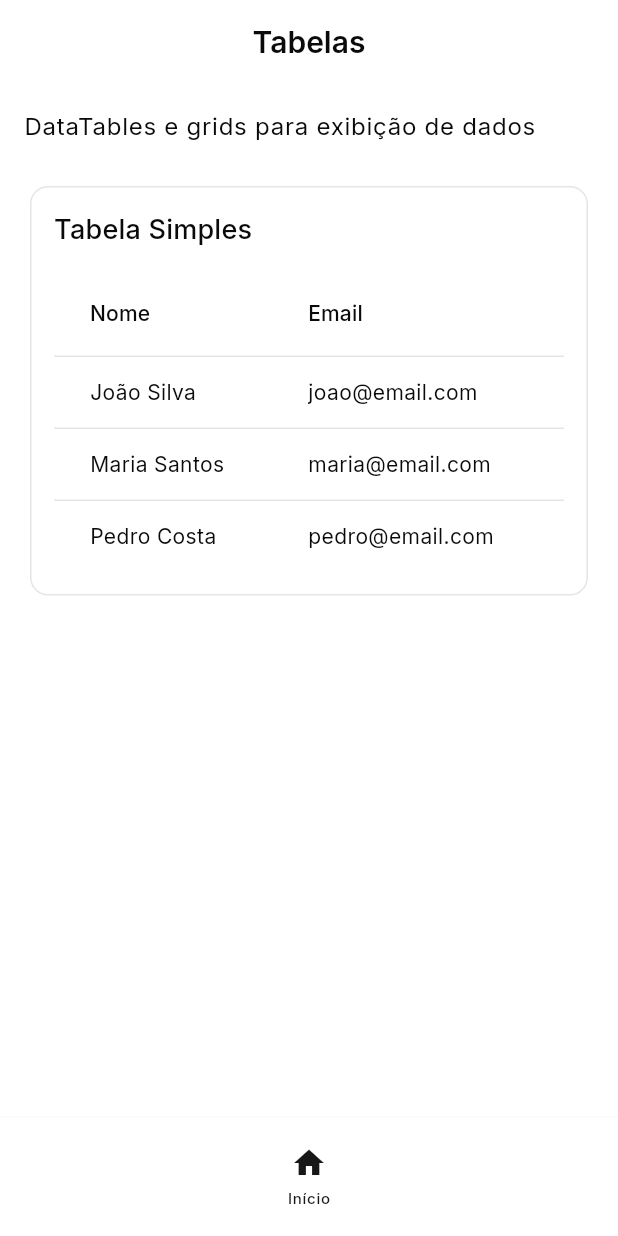
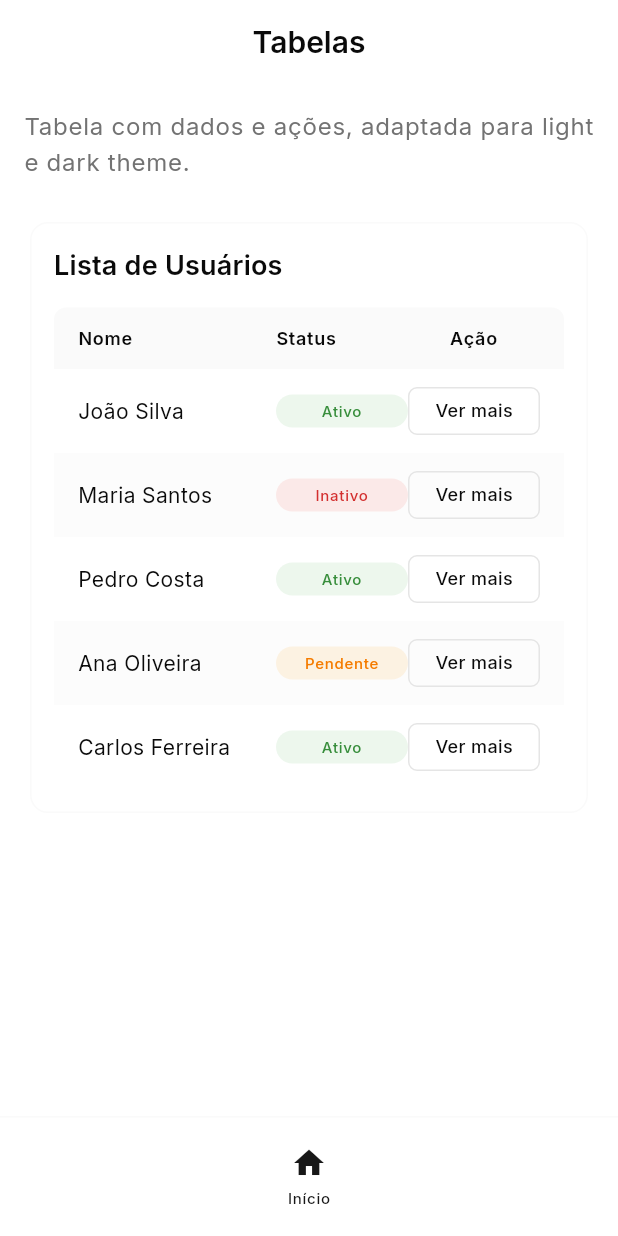
Before and after one commit to Mateussouza011/Mobile2, a Flutter app: the TablesPage screen opened by its route, on a phone screen of 412 x 824 dp. Run offline on Flutter 3.47's test engine with Material 3 defaults, Android fonts, the phone set to English and light mode, and no system bars; our stand-ins replace go_router, google_fonts.

Commit message:
aula 18-09

```diff
--- a/Design-System-Dart-Flutter-develop/DesignSystemSampleApp/lib/core/router/app_router.dart
+++ b/Design-System-Dart-Flutter-develop/DesignSystemSampleApp/lib/core/router/app_router.dart
@@ -5,6 +5,7 @@ import '../../ui/pages/main_layout.dart';
 import '../../features/buttons/buttons_page.dart';
 import '../../features/inputs/inputs_page.dart';
 import '../../features/cards/cards_page.dart';
+import '../../features/cards/cards_and_lists_page.dart';
 import '../../features/tables/tables_page.dart';
 import '../../features/sliders/sliders_page.dart';
 import '../../features/modals/modals_page.dart';
@@ -69,6 +70,15 @@ class AppRouter {
             name: 'cards',
             pageBuilder: (context, state) => CustomTransitionPage(
               child: const CardsPage(),
+              transitionsBuilder: _slideTransition,
+            ),
+          ),
+
+          GoRoute(
+            path: '/cards-and-lists',
+            name: 'cards-and-lists',
+            pageBuilder: (context, state) => CustomTransitionPage(
+              child: const CardsAndListsPage(),
               transitionsBuilder: _slideTransition,
             ),
           ),
--- a/Design-System-Dart-Flutter-develop/DesignSystemSampleApp/lib/features/tables/tables_page.dart
+++ b/Design-System-Dart-Flutter-develop/DesignSystemSampleApp/lib/features/tables/tables_page.dart
@@ -1,16 +1,20 @@
 import 'package:flutter/material.dart';
+import '../../ui/widgets/shadcn/shadcn_button.dart';
 
-/// Página que demonstra diferentes tipos de tabelas
+/// Página que demonstra tabelas com tema adaptativo
 class TablesPage extends StatelessWidget {
   const TablesPage({super.key});
 
   @override
   Widget build(BuildContext context) {
+    final theme = Theme.of(context);
+    final colorScheme = theme.colorScheme;
+
     return Scaffold(
       appBar: AppBar(
         title: Text(
           'Tabelas',
-          style: Theme.of(context).textTheme.titleLarge,
+          style: theme.textTheme.titleLarge,
         ),
         centerTitle: true,
       ),
@@ -20,65 +24,154 @@ class TablesPage extends StatelessWidget {
           crossAxisAlignment: CrossAxisAlignment.start,
           children: [
             Text(
-              'DataTables e grids para exibição de dados',
-              style: Theme.of(context).textTheme.bodyLarge,
+              'Tabela com dados e ações, adaptada para light e dark theme.',
+              style: theme.textTheme.bodyLarge?.copyWith(
+                color: colorScheme.onSurfaceVariant,
+              ),
             ),
             const SizedBox(height: 24),
 
-            Card(
+            _buildDataTable(context),
+          ],
+        ),
+      ),
+    );
+  }
+
+  Widget _buildDataTable(BuildContext context) {
+    final theme = Theme.of(context);
+    final colorScheme = theme.colorScheme;
+
+    // Dados fake para a tabela
+    final data = [
+      {'nome': 'João Silva', 'status': 'Ativo', 'id': 1},
+      {'nome': 'Maria Santos', 'status': 'Inativo', 'id': 2},
+      {'nome': 'Pedro Costa', 'status': 'Ativo', 'id': 3},
+      {'nome': 'Ana Oliveira', 'status': 'Pendente', 'id': 4},
+      {'nome': 'Carlos Ferreira', 'status': 'Ativo', 'id': 5},
+    ];
+
+    return Card(
+      elevation: 0,
+      color: colorScheme.surface,
+      shape: RoundedRectangleBorder(
+        borderRadius: BorderRadius.circular(12),
+        side: BorderSide(
+          color: colorScheme.outline.withOpacity(0.2),
+          width: 1,
+        ),
+      ),
       child: Padding(
         padding: const EdgeInsets.all(16.0),
         child: Column(
           crossAxisAlignment: CrossAxisAlignment.start,
           children: [
             Text(
-                      'Tabela Simples',
-                      style: Theme.of(context).textTheme.titleMedium,
+              'Lista de Usuários',
+              style: theme.textTheme.titleMedium?.copyWith(
+                fontWeight: FontWeight.w600,
+                color: colorScheme.onSurface,
+              ),
             ),
             const SizedBox(height: 16),
-                    SingleChildScrollView(
-                      scrollDirection: Axis.horizontal,
-                      child: DataTable(
-                        columns: [
-                          DataColumn(
-                            label: Text(
-                              'Nome',
-                              style: Theme.of(context).textTheme.labelLarge,
+
+            // Cabeçalho da tabela
+            Container(
+              padding: const EdgeInsets.symmetric(vertical: 12, horizontal: 16),
+              decoration: BoxDecoration(
+                color: colorScheme.surfaceVariant.withOpacity(0.5),
+                borderRadius: const BorderRadius.only(
+                  topLeft: Radius.circular(8),
+                  topRight: Radius.circular(8),
                 ),
               ),
-                          DataColumn(
-                            label: Text(
-                              'Email',
-                              style: Theme.of(context).textTheme.labelLarge,
+              child: Row(
+                children: [
+                  Expanded(
+                    flex: 3,
+                    child: Text(
+                      'Nome',
+                      style: theme.textTheme.labelMedium?.copyWith(
+                        fontWeight: FontWeight.w600,
+                        color: colorScheme.onSurface,
                       ),
                     ),
-                          DataColumn(
-                            label: Text(
+                  ),
+                  Expanded(
+                    flex: 2,
+                    child: Text(
                       'Status',
-                              style: Theme.of(context).textTheme.labelLarge,
+                      style: theme.textTheme.labelMedium?.copyWith(
+                        fontWeight: FontWeight.w600,
+                        color: colorScheme.onSurface,
+                      ),
+                    ),
+                  ),
+                  Expanded(
+                    flex: 2,
+                    child: Text(
+                      'Ação',
+                      style: theme.textTheme.labelMedium?.copyWith(
+                        fontWeight: FontWeight.w600,
+                        color: colorScheme.onSurface,
+                      ),
+                      textAlign: TextAlign.center,
                     ),
                   ),
                 ],
-                        rows: [
-                          DataRow(cells: [
-                            DataCell(Text('João Silva', style: Theme.of(context).textTheme.bodyMedium)),
-                            DataCell(Text('joao@email.com', style: Theme.of(context).textTheme.bodyMedium)),
-                            DataCell(Text('Ativo', style: Theme.of(context).textTheme.bodyMedium)),
-                          ]),
-                          DataRow(cells: [
-                            DataCell(Text('Maria Santos', style: Theme.of(context).textTheme.bodyMedium)),
-                            DataCell(Text('maria@email.com', style: Theme.of(context).textTheme.bodyMedium)),
-                            DataCell(Text('Inativo', style: Theme.of(context).textTheme.bodyMedium)),
-                          ]),
-                          DataRow(cells: [
-                            DataCell(Text('Pedro Costa', style: Theme.of(context).textTheme.bodyMedium)),
-                            DataCell(Text('pedro@email.com', style: Theme.of(context).textTheme.bodyMedium)),
-                            DataCell(Text('Ativo', style: Theme.of(context).textTheme.bodyMedium)),
-                          ]),
-                        ],
               ),
             ),
-                  ],
+
+            // Linhas da tabela
+            ...data.asMap().entries.map((entry) {
+              final index = entry.key;
+              final item = entry.value;
+              final isLast = index == data.length - 1;
+
+              return Container(
+                decoration: BoxDecoration(
+                  color: index.isEven
+                    ? colorScheme.surface
+                    : colorScheme.surfaceVariant.withOpacity(0.3),
+                  borderRadius: isLast ? const BorderRadius.only(
+                    bottomLeft: Radius.circular(8),
+                    bottomRight: Radius.circular(8),
+                  ) : null,
+                ),
+                child: Padding(
+                  padding: const EdgeInsets.symmetric(vertical: 12, horizontal: 16),
+                  child: Row(
+                    children: [
+                      // Nome
+                      Expanded(
+                        flex: 3,
+                        child: Text(
+                          item['nome'] as String,
+                          style: theme.textTheme.bodyMedium?.copyWith(
+                            color: colorScheme.onSurface,
+                          ),
+                        ),
+                      ),
+
+                      // Status
+                      Expanded(
+                        flex: 2,
+                        child: _buildStatusChip(context, item['status'] as String),
+                      ),
+
+                      // Ação
+                      Expanded(
+                        flex: 2,
+                        child: Center(
+                          child: SizedBox(
+                            width: 100,
+                            height: 32,
+                            child: ShadcnButton(
+                              text: 'Ver mais',
+                              variant: ShadcnButtonVariant.outline,
+                              size: ShadcnButtonSize.sm,
+                              onPressed: () => _showUserDetails(context, item),
+                            ),
                           ),
                         ),
                       ),
@@ -86,5 +179,80 @@ class TablesPage extends StatelessWidget {
                   ),
                 ),
               );
+            }).toList(),
+          ],
+        ),
+      ),
+    );
+  }
+
+  Widget _buildStatusChip(BuildContext context, String status) {
+    final theme = Theme.of(context);
+    final colorScheme = theme.colorScheme;
+
+    Color backgroundColor;
+    Color textColor;
+
+    switch (status.toLowerCase()) {
+      case 'ativo':
+        backgroundColor = Colors.green.withOpacity(0.1);
+        textColor = Colors.green.shade700;
+        break;
+      case 'inativo':
+        backgroundColor = Colors.red.withOpacity(0.1);
+        textColor = Colors.red.shade700;
+        break;
+      case 'pendente':
+        backgroundColor = Colors.orange.withOpacity(0.1);
+        textColor = Colors.orange.shade700;
+        break;
+      default:
+        backgroundColor = colorScheme.surfaceVariant;
+        textColor = colorScheme.onSurfaceVariant;
+    }
+
+    return Container(
+      padding: const EdgeInsets.symmetric(horizontal: 8, vertical: 4),
+      decoration: BoxDecoration(
+        color: backgroundColor,
+        borderRadius: BorderRadius.circular(12),
+      ),
+      child: Text(
+        status,
+        style: theme.textTheme.labelSmall?.copyWith(
+          color: textColor,
+          fontWeight: FontWeight.w500,
+        ),
+        textAlign: TextAlign.center,
+      ),
+    );
+  }
+
+  void _showUserDetails(BuildContext context, Map<String, dynamic> user) {
+    showDialog(
+      context: context,
+      builder: (BuildContext context) {
+        return AlertDialog(
+          title: const Text('Detalhes do Usuário'),
+          content: Column(
+            mainAxisSize: MainAxisSize.min,
+            crossAxisAlignment: CrossAxisAlignment.start,
+            children: [
+              Text('Nome: ${user['nome']}'),
+              const SizedBox(height: 8),
+              Text('Status: ${user['status']}'),
+              const SizedBox(height: 8),
+              Text('ID: ${user['id']}'),
+            ],
+          ),
+          actions: [
+            TextButton(
+              onPressed: () => Navigator.of(context).pop(),
+              child: const Text('Fechar'),
+            ),
+          ],
+        );
+      },
+    );
   }
 }
--- a/Design-System-Dart-Flutter-develop/DesignSystemSampleApp/lib/ui/pages/home_page.dart
+++ b/Design-System-Dart-Flutter-develop/DesignSystemSampleApp/lib/ui/pages/home_page.dart
@@ -69,6 +69,12 @@ class HomePage extends StatelessWidget {
                   description: 'Exibe um cartão com cabeçalho, conteúdo e rodapé.',
                   icon: Icons.view_agenda,
                   onTap: () => context.go('/cards'),
+                ),
+                ComponentCard(
+                  title: 'Cards e Listas',
+                  description: 'Listas estilizadas e cards com ações.',
+                  icon: Icons.list_alt,
+                  onTap: () => context.go('/cards-and-lists'),
                 ),
                 ComponentCard(
                   title: 'Tabela',
```
Also changed, not shown: Design-System-Dart-Flutter-develop/DesignSystemSampleApp/lib/features/cards/cards_and_lists_page.dart (added, +251 -0 lines), Design-System-Dart-Flutter-develop/DesignSystemSampleApp/pubspec.lock. Lines whose indentation alone changed are shown as unchanged.
